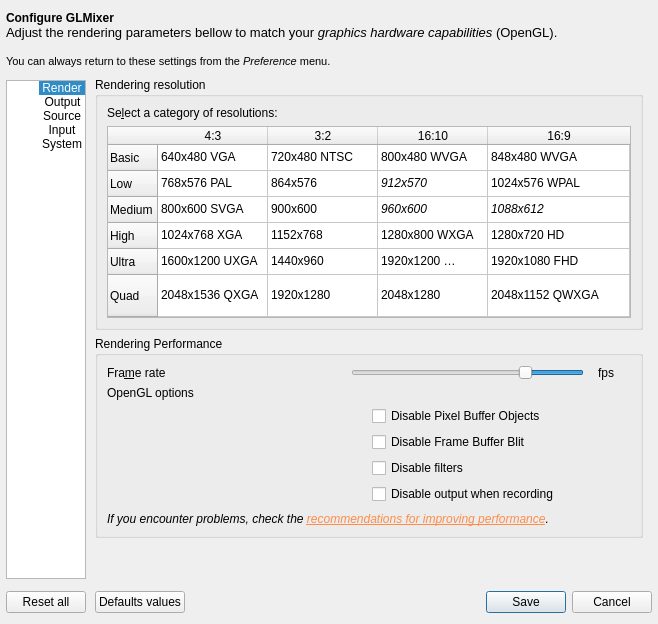
The window that src/UserPreferencesDialog.ui (markus-wa/glmixer-mirror) describes before a commit, drawn with Qt 5.
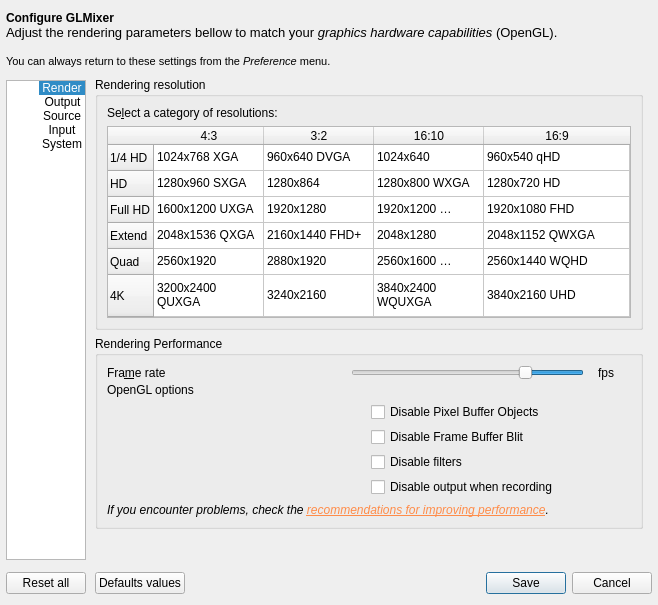
The same window after the commit. Icons and pictures are not drawn. Custom widgets are drawn as their Qt base class.

Commit message: Change table of rendering resolutions; now ranges from: quarter HD, HD, Full HD, Extended, Quad to 4K. Test of rendering capability. Improved stylesheet for user preference dialog.

The edit to the form file:
```diff
--- a/src/UserPreferencesDialog.ui
+++ b/src/UserPreferencesDialog.ui
@@ -7,7 +7,7 @@
     <x>0</x>
     <y>0</y>
     <width>658</width>
-    <height>624</height>
+    <height>605</height>
    </rect>
   </property>
   <property name="windowTitle">
@@ -301,6 +301,12 @@
                 <property name="autoFillBackground">
                  <bool>false</bool>
                 </property>
+                <property name="frameShadow">
+                 <enum>QFrame::Plain</enum>
+                </property>
+                <property name="editTriggers">
+                 <set>QAbstractItemView::NoEditTriggers</set>
+                </property>
                 <property name="tabKeyNavigation">
                  <bool>false</bool>
                 </property>
@@ -322,15 +328,27 @@
                 <property name="showGrid">
                  <bool>true</bool>
                 </property>
+                <property name="gridStyle">
+                 <enum>Qt::SolidLine</enum>
+                </property>
                 <property name="cornerButtonEnabled">
                  <bool>false</bool>
                 </property>
+                <attribute name="horizontalHeaderVisible">
+                 <bool>true</bool>
+                </attribute>
+                <attribute name="horizontalHeaderCascadingSectionResizes">
+                 <bool>false</bool>
+                </attribute>
                 <attribute name="horizontalHeaderDefaultSectionSize">
                  <number>110</number>
                 </attribute>
                 <attribute name="horizontalHeaderStretchLastSection">
                  <bool>true</bool>
                 </attribute>
+                <attribute name="verticalHeaderVisible">
+                 <bool>true</bool>
+                </attribute>
                 <attribute name="verticalHeaderDefaultSectionSize">
                  <number>26</number>
                 </attribute>
@@ -342,27 +360,25 @@
                 </attribute>
                 <row>
                  <property name="text">
-                  <string>Basic</string>
+                  <string notr="true">1/4 HD</string>
                  </property>
-                </row>
-                <row>
-                 <property name="text">
-                  <string>Low</string>
+                 <property name="whatsThis">
+                  <string notr="true"/>
                  </property>
                 </row>
                 <row>
                  <property name="text">
-                  <string>Medium</string>
+                  <string>HD</string>
                  </property>
                 </row>
                 <row>
                  <property name="text">
-                  <string>High</string>
+                  <string>Full HD</string>
                  </property>
                 </row>
                 <row>
                  <property name="text">
-                  <string>Ultra</string>
+                  <string>Extend</string>
                  </property>
                 </row>
                 <row>
@@ -370,6 +386,11 @@
                   <string>Quad</string>
                  </property>
                 </row>
+                <row>
+                 <property name="text">
+                  <string>4K</string>
+                 </property>
+                </row>
                 <column>
                  <property name="text">
                   <string notr="true">4:3</string>
@@ -392,7 +413,7 @@
                 </column>
                 <item row="0" column="0">
                  <property name="text">
-                  <string notr="true">640x480 VGA</string>
+                  <string notr="true">1024x768 XGA</string>
                  </property>
                  <property name="flags">
                   <set>ItemIsSelectable|ItemIsEnabled</set>
@@ -400,7 +421,7 @@
                 </item>
                 <item row="0" column="1">
                  <property name="text">
-                  <string notr="true">720x480 NTSC</string>
+                  <string notr="true">960x640 DVGA</string>
                  </property>
                  <property name="flags">
                   <set>ItemIsSelectable|ItemIsEnabled</set>
@@ -408,7 +429,7 @@
                 </item>
                 <item row="0" column="2">
                  <property name="text">
-                  <string notr="true">800x480 WVGA</string>
+                  <string notr="true">1024x640</string>
                  </property>
                  <property name="flags">
                   <set>ItemIsSelectable|ItemIsEnabled</set>
@@ -416,7 +437,7 @@
                 </item>
                 <item row="0" column="3">
                  <property name="text">
-                  <string notr="true">848x480 WVGA</string>
+                  <string notr="true">960x540 qHD</string>
                  </property>
                  <property name="flags">
                   <set>ItemIsSelectable|ItemIsEnabled</set>
@@ -424,7 +445,7 @@
                 </item>
                 <item row="1" column="0">
                  <property name="text">
-                  <string notr="true">768x576 PAL</string>
+                  <string notr="true">1280x960 SXGA</string>
                  </property>
                  <property name="flags">
                   <set>ItemIsSelectable|ItemIsEnabled</set>
@@ -432,51 +453,33 @@
                 </item>
                 <item row="1" column="1">
                  <property name="text">
-                  <string notr="true">864x576</string>
+                  <string notr="true">1280x864</string>
                  </property>
                  <property name="font">
                   <font>
                    <italic>false</italic>
                   </font>
                  </property>
-                 <property name="foreground">
-                  <brush brushstyle="NoBrush">
-                   <color alpha="255">
-                    <red>88</red>
-                    <green>88</green>
-                    <blue>88</blue>
-                   </color>
-                  </brush>
-                 </property>
                  <property name="flags">
                   <set>ItemIsSelectable|ItemIsEnabled</set>
                  </property>
                 </item>
                 <item row="1" column="2">
                  <property name="text">
-                  <string notr="true">912x570</string>
+                  <string notr="true">1280x800 WXGA</string>
                  </property>
                  <property name="font">
                   <font>
-                   <italic>true</italic>
+                   <italic>false</italic>
                   </font>
                  </property>
-                 <property name="foreground">
-                  <brush brushstyle="NoBrush">
-                   <color alpha="255">
-                    <red>88</red>
-                    <green>88</green>
-                    <blue>88</blue>
-                   </color>
-                  </brush>
-                 </property>
                  <property name="flags">
                   <set>ItemIsSelectable|ItemIsEnabled</set>
                  </property>
                 </item>
                 <item row="1" column="3">
                  <property name="text">
-                  <string notr="true">1024x576 WPAL</string>
+                  <string notr="true">1280x720 HD</string>
                  </property>
                  <property name="flags">
                   <set>ItemIsSelectable|ItemIsEnabled</set>
@@ -484,7 +487,7 @@
                 </item>
                 <item row="2" column="0">
                  <property name="text">
-                  <string notr="true">800x600 SVGA</string>
+                  <string notr="true">1600x1200 UXGA</string>
                  </property>
                  <property name="flags">
                   <set>ItemIsSelectable|ItemIsEnabled</set>
@@ -492,73 +495,46 @@
                 </item>
                 <item row="2" column="1">
                  <property name="text">
-                  <string notr="true">900x600</string>
+                  <string notr="true">1920x1280</string>
                  </property>
                  <property name="font">
                   <font>
                    <italic>false</italic>
                   </font>
                  </property>
-                 <property name="foreground">
-                  <brush brushstyle="NoBrush">
-                   <color alpha="255">
-                    <red>88</red>
-                    <green>88</green>
-                    <blue>88</blue>
-                   </color>
-                  </brush>
-                 </property>
                  <property name="flags">
                   <set>ItemIsSelectable|ItemIsEnabled</set>
                  </property>
                 </item>
                 <item row="2" column="2">
                  <property name="text">
-                  <string notr="true">960x600</string>
+                  <string notr="true">1920x1200 WUXGA</string>
                  </property>
                  <property name="font">
                   <font>
-                   <italic>true</italic>
+                   <italic>false</italic>
                   </font>
                  </property>
-                 <property name="foreground">
-                  <brush brushstyle="NoBrush">
-                   <color alpha="255">
-                    <red>88</red>
-                    <green>88</green>
-                    <blue>88</blue>
-                   </color>
-                  </brush>
-                 </property>
                  <property name="flags">
                   <set>ItemIsSelectable|ItemIsEnabled</set>
                  </property>
                 </item>
                 <item row="2" column="3">
                  <property name="text">
-                  <string notr="true">1088x612</string>
+                  <string notr="true">1920x1080 FHD</string>
                  </property>
                  <property name="font">
                   <font>
-                   <italic>true</italic>
+                   <italic>false</italic>
                   </font>
                  </property>
-                 <property name="foreground">
-                  <brush brushstyle="NoBrush">
-                   <color alpha="255">
-                    <red>88</red>
-                    <green>88</green>
-                    <blue>88</blue>
-                   </color>
-                  </brush>
-                 </property>
                  <property name="flags">
                   <set>ItemIsSelectable|ItemIsEnabled</set>
                  </property>
                 </item>
                 <item row="3" column="0">
                  <property name="text">
-                  <string notr="true">1024x768 XGA</string>
+                  <string notr="true">2048x1536 QXGA</string>
                  </property>
                  <property name="flags">
                   <set>ItemIsSelectable|ItemIsEnabled</set>
@@ -566,7 +542,7 @@
                 </item>
                 <item row="3" column="1">
                  <property name="text">
-                  <string notr="true">1152x768</string>
+                  <string notr="true">2160x1440 FHD+</string>
                  </property>
                  <property name="flags">
                   <set>ItemIsSelectable|ItemIsEnabled</set>
@@ -574,7 +550,7 @@
                 </item>
                 <item row="3" column="2">
                  <property name="text">
-                  <string notr="true">1280x800 WXGA</string>
+                  <string notr="true">2048x1280</string>
                  </property>
                  <property name="flags">
                   <set>ItemIsSelectable|ItemIsEnabled</set>
@@ -582,7 +558,7 @@
                 </item>
                 <item row="3" column="3">
                  <property name="text">
-                  <string notr="true">1280x720 HD</string>
+                  <string notr="true">2048x1152 QWXGA</string>
                  </property>
                  <property name="flags">
                   <set>ItemIsSelectable|ItemIsEnabled</set>
@@ -590,7 +566,7 @@
                 </item>
                 <item row="4" column="0">
                  <property name="text">
-                  <string notr="true">1600x1200 UXGA</string>
+                  <string notr="true">2560x1920</string>
                  </property>
                  <property name="flags">
                   <set>ItemIsSelectable|ItemIsEnabled</set>
@@ -598,7 +574,7 @@
                 </item>
                 <item row="4" column="1">
                  <property name="text">
-                  <string notr="true">1440x960</string>
+                  <string notr="true">2880x1920</string>
                  </property>
                  <property name="flags">
                   <set>ItemIsSelectable|ItemIsEnabled</set>
@@ -606,7 +582,7 @@
                 </item>
                 <item row="4" column="2">
                  <property name="text">
-                  <string notr="true">1920x1200 WUXGA</string>
+                  <string notr="true">2560x1600 WQXGA</string>
                  </property>
                  <property name="flags">
                   <set>ItemIsSelectable|ItemIsEnabled</set>
@@ -614,7 +590,7 @@
                 </item>
                 <item row="4" column="3">
                  <property name="text">
-                  <string notr="true">1920x1080 FHD</string>
+                  <string notr="true">2560x1440 WQHD</string>
                  </property>
                  <property name="flags">
                   <set>ItemIsSelectable|ItemIsEnabled</set>
@@ -622,7 +598,7 @@
                 </item>
                 <item row="5" column="0">
                  <property name="text">
-                  <string notr="true">2048x1536 QXGA</string>
+                  <string notr="true">3200x2400 QUXGA</string>
                  </property>
                  <property name="flags">
                   <set>ItemIsSelectable|ItemIsEnabled</set>
@@ -630,7 +606,7 @@
                 </item>
                 <item row="5" column="1">
                  <property name="text">
-                  <string notr="true">1920x1280</string>
+                  <string notr="true">3240x2160</string>
                  </property>
                  <property name="flags">
                   <set>ItemIsSelectable|ItemIsEnabled</set>
@@ -638,7 +614,7 @@
                 </item>
                 <item row="5" column="2">
                  <property name="text">
-                  <string notr="true">2048x1280</string>
+                  <string notr="true">3840x2400 WQUXGA</string>
                  </property>
                  <property name="flags">
                   <set>ItemIsSelectable|ItemIsEnabled</set>
@@ -646,7 +622,7 @@
                 </item>
                 <item row="5" column="3">
                  <property name="text">
-                  <string notr="true">2048x1152 QWXGA</string>
+                  <string notr="true">3840x2160 UHD</string>
                  </property>
                  <property name="flags">
                   <set>ItemIsSelectable|ItemIsEnabled</set>
@@ -663,6 +639,9 @@
               <string>Rendering Performance</string>
              </property>
              <layout class="QVBoxLayout" name="verticalLayout_7">
+              <property name="spacing">
+               <number>3</number>
+              </property>
               <item>
                <layout class="QHBoxLayout" name="horizontalLayoutFrameRate">
                 <property name="spacing">
```
Left out of the diff: 9 changed lines with no effect on the pictures. The commit also changes 5 other files.
